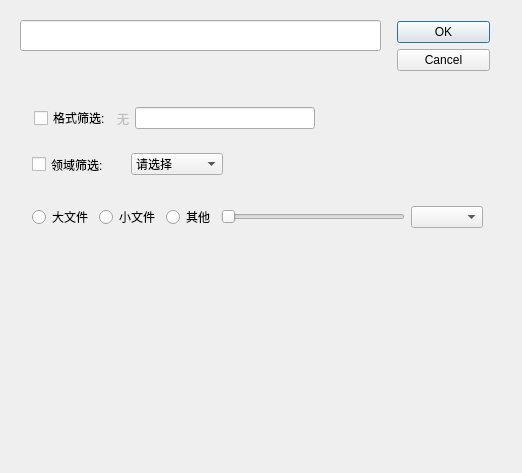
Above: searchdialog.ui from lvyilin/SmartFilesManager before the change. Below: the same form after it.
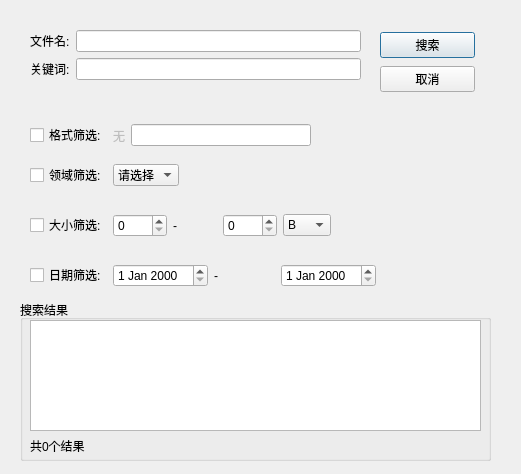
That is the form after the change.

Commit message: update:search dialog & 关系储存逻辑

```diff
--- a/searchdialog.ui
+++ b/searchdialog.ui
@@ -6,46 +6,20 @@
    <rect>
     <x>0</x>
     <y>0</y>
-    <width>522</width>
-    <height>473</height>
+    <width>521</width>
+    <height>474</height>
    </rect>
   </property>
   <property name="windowTitle">
    <string>Dialog</string>
   </property>
-  <widget class="QDialogButtonBox" name="buttonBox">
+  <widget class="QWidget" name="layoutWidget">
    <property name="geometry">
     <rect>
-     <x>397</x>
-     <y>21</y>
-     <width>93</width>
-     <height>63</height>
-    </rect>
-   </property>
-   <property name="orientation">
-    <enum>Qt::Vertical</enum>
-   </property>
-   <property name="standardButtons">
-    <set>QDialogButtonBox::Cancel|QDialogButtonBox::Ok</set>
-   </property>
-  </widget>
-  <widget class="QLineEdit" name="lineEditKeyword">
-   <property name="geometry">
-    <rect>
-     <x>20</x>
-     <y>20</y>
-     <width>361</width>
+     <x>30</x>
+     <y>160</y>
+     <width>461</width>
      <height>31</height>
-    </rect>
-   </property>
-  </widget>
-  <widget class="QWidget" name="">
-   <property name="geometry">
-    <rect>
-     <x>32</x>
-     <y>153</y>
-     <width>191</width>
-     <height>23</height>
     </rect>
    </property>
    <layout class="QHBoxLayout" name="horizontalLayoutField">
@@ -65,56 +39,90 @@
       </item>
      </widget>
     </item>
+    <item>
+     <spacer name="horizontalSpacer_2">
+      <property name="orientation">
+       <enum>Qt::Horizontal</enum>
+      </property>
+      <property name="sizeHint" stdset="0">
+       <size>
+        <width>40</width>
+        <height>20</height>
+       </size>
+      </property>
+     </spacer>
+    </item>
    </layout>
   </widget>
-  <widget class="QWidget" name="">
+  <widget class="QWidget" name="layoutWidget">
    <property name="geometry">
     <rect>
-     <x>32</x>
-     <y>205</y>
-     <width>451</width>
-     <height>24</height>
+     <x>30</x>
+     <y>210</y>
+     <width>301</width>
+     <height>31</height>
     </rect>
    </property>
    <layout class="QHBoxLayout" name="horizontalLayoutSize">
     <item>
-     <widget class="QRadioButton" name="radioButtonBigSize">
+     <widget class="QCheckBox" name="checkBoxSize">
       <property name="text">
-       <string>大文件</string>
+       <string>大小筛选:</string>
       </property>
      </widget>
     </item>
     <item>
-     <widget class="QRadioButton" name="radioButtonSmallSize">
-      <property name="text">
-       <string>小文件</string>
+     <widget class="QSpinBox" name="spinBoxSizeFrom">
+      <property name="maximum">
+       <number>1024</number>
       </property>
      </widget>
     </item>
     <item>
-     <widget class="QRadioButton" name="radioButtonOtherSize">
+     <widget class="QLabel" name="labelSize">
       <property name="text">
-       <string>其他</string>
+       <string>-</string>
       </property>
      </widget>
     </item>
     <item>
-     <widget class="QSlider" name="horizontalSlider">
-      <property name="orientation">
-       <enum>Qt::Horizontal</enum>
+     <widget class="QSpinBox" name="spinBoxSizeTo">
+      <property name="maximum">
+       <number>1024</number>
       </property>
      </widget>
     </item>
     <item>
-     <widget class="QComboBox" name="comboBoxSizeUnit"/>
+     <widget class="QComboBox" name="comboBoxSizeUnit">
+      <item>
+       <property name="text">
+        <string>B</string>
+       </property>
+      </item>
+      <item>
+       <property name="text">
+        <string>KB</string>
+       </property>
+      </item>
+      <item>
+       <property name="text">
+        <string>MB</string>
+       </property>
+      </item>
+      <item>
+       <property name="text">
+        <string>GB</string>
+       </property>
+      </item>
+     </widget>
     </item>
    </layout>
   </widget>
-  <widget class="QWidget" name="">
+  <widget class="QWidget" name="layoutWidget">
    <property name="geometry">
     <rect>
-     <x>34</x>
-     <y>103</y>
+     <x>30</x>
+     <y>120</y>
      <width>461</width>
      <height>31</height>
     </rect>
@@ -155,6 +163,132 @@
     </item>
    </layout>
   </widget>
+  <widget class="QWidget" name="layoutWidget">
+   <property name="geometry">
+    <rect>
+     <x>30</x>
+     <y>260</y>
+     <width>346</width>
+     <height>31</height>
+    </rect>
+   </property>
+   <layout class="QHBoxLayout" name="horizontalLayoutDate">
+    <item>
+     <widget class="QCheckBox" name="checkBoxDate">
+      <property name="text">
+       <string>日期筛选:</string>
+      </property>
+     </widget>
+    </item>
+    <item>
+     <widget class="QDateEdit" name="dateEditFrom"/>
+    </item>
+    <item>
+     <widget class="QLabel" name="labelDate">
+      <property name="text">
+       <string>-</string>
+      </property>
+     </widget>
+    </item>
+    <item>
+     <widget class="QDateEdit" name="dateEditTo"/>
+    </item>
+   </layout>
+  </widget>
+  <widget class="QWidget" name="layoutWidget">
+   <property name="geometry">
+    <rect>
+     <x>30</x>
+     <y>30</y>
+     <width>331</width>
+     <height>61</height>
+    </rect>
+   </property>
+   <layout class="QFormLayout" name="formLayout">
+    <item row="0" column="0">
+     <widget class="QLabel" name="label">
+      <property name="text">
+       <string>文件名:</string>
+      </property>
+     </widget>
+    </item>
+    <item row="0" column="1">
+     <widget class="QLineEdit" name="lineEditFilename"/>
+    </item>
+    <item row="1" column="1">
+     <widget class="QLineEdit" name="lineEditKeyword"/>
+    </item>
+    <item row="1" column="0">
+     <widget class="QLabel" name="label_2">
+      <property name="text">
+       <string>关键词:</string>
+      </property>
+     </widget>
+    </item>
+   </layout>
+  </widget>
+  <widget class="QGroupBox" name="groupBox">
+   <property name="geometry">
+    <rect>
+     <x>20</x>
+     <y>300</y>
+     <width>471</width>
+     <height>161</height>
+    </rect>
+   </property>
+   <property name="title">
+    <string>搜索结果</string>
+   </property>
+   <widget class="QListWidget" name="listWidgetResult">
+    <property name="geometry">
+     <rect>
+      <x>10</x>
+      <y>20</y>
+      <width>451</width>
+      <height>111</height>
+     </rect>
+    </property>
+   </widget>
+   <widget class="QLabel" name="labelResultNum">
+    <property name="geometry">
+     <rect>
+      <x>10</x>
+      <y>130</y>
+      <width>91</width>
+      <height>31</height>
+     </rect>
+    </property>
+    <property name="text">
+     <string>共0个结果</string>
+    </property>
+   </widget>
+  </widget>
+  <widget class="QWidget" name="layoutWidget">
+   <property name="geometry">
+    <rect>
+     <x>380</x>
+     <y>30</y>
+     <width>95</width>
+     <height>65</height>
+    </rect>
+   </property>
+   <layout class="QVBoxLayout" name="verticalLayout">
+    <item>
+     <widget class="QPushButton" name="pushButtonSearch">
+      <property name="text">
+       <string>搜索</string>
+      </property>
+     </widget>
+    </item>
+    <item>
+     <widget class="QPushButton" name="pushButtonCancel">
+      <property name="text">
+       <string>取消</string>
+      </property>
+     </widget>
+    </item>
+   </layout>
+  </widget>
  </widget>
  <resources/>
  <connections>
```
Left out of the diff: 38 changed lines with no effect on the pictures. The commit also changes 17 other files.
